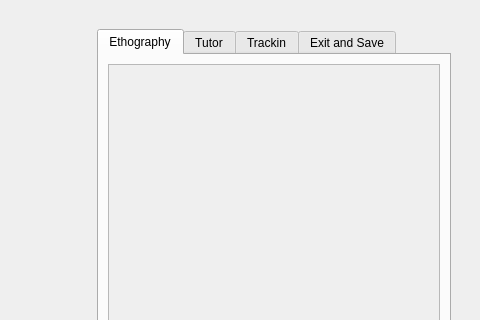
EthoWatcher/ethowatcher, file src/telaetografiaproce.ui: the form before one commit; both pictures show x 662 to 1142 and y 0 to 320 of the 1142 by 837 pixel window.
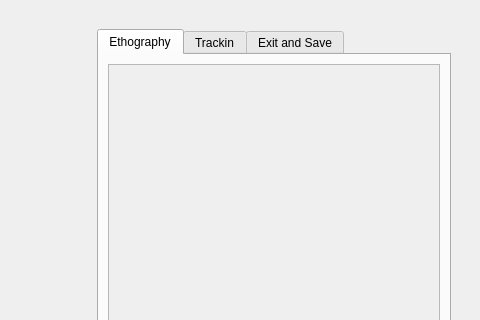
The form after the commit. The open tabs and pages were chosen to show the change. Icons and pictures are not drawn.

Commit message: removido completamente a tab que tinha o tutor da telaEtografiaProce

Patch:
```diff
--- a/src/telaetografiaproce.ui
+++ b/src/telaetografiaproce.ui
@@ -1531,12 +1531,6 @@
               </item>
              </layout>
             </widget>
-            <widget class="QWidget" name="tab_4">
-             <attribute name="title">
-              <string>Tutor</string>
-             </attribute>
-             <layout class="QVBoxLayout" name="verticalLayout_7"/>
-            </widget>
             <widget class="QWidget" name="tab_7">
              <attribute name="title">
               <string>Trackin</string>
```
Left out of the diff: 4 changed lines with no effect on the pictures. The commit also changes 1 other file.
